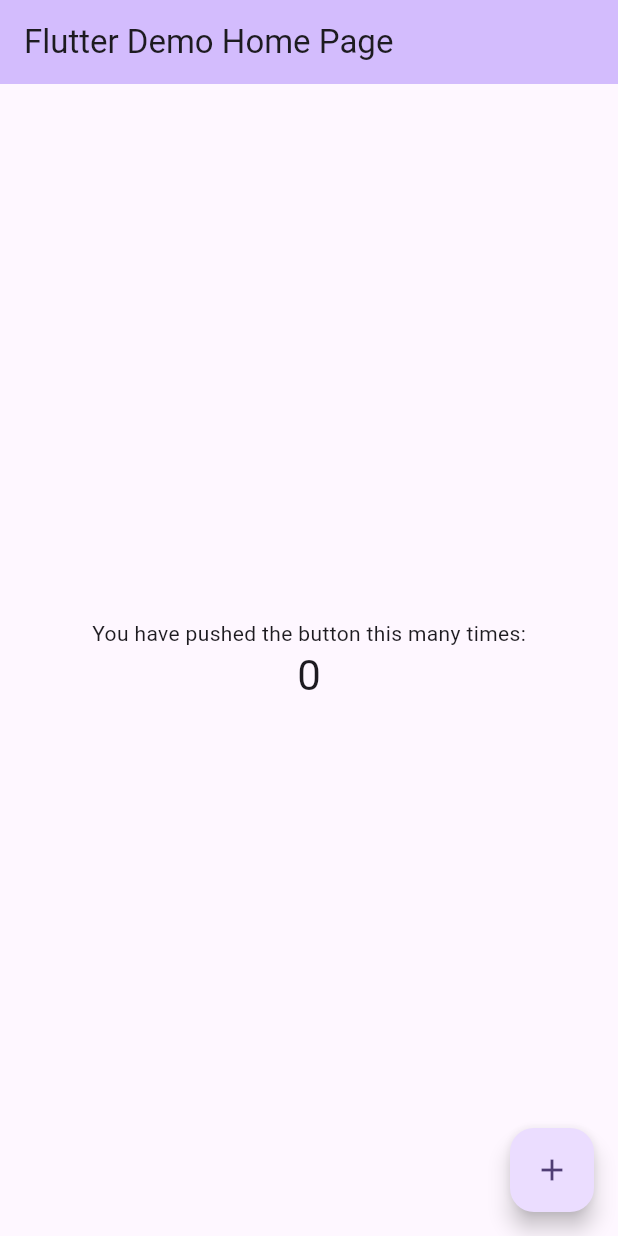
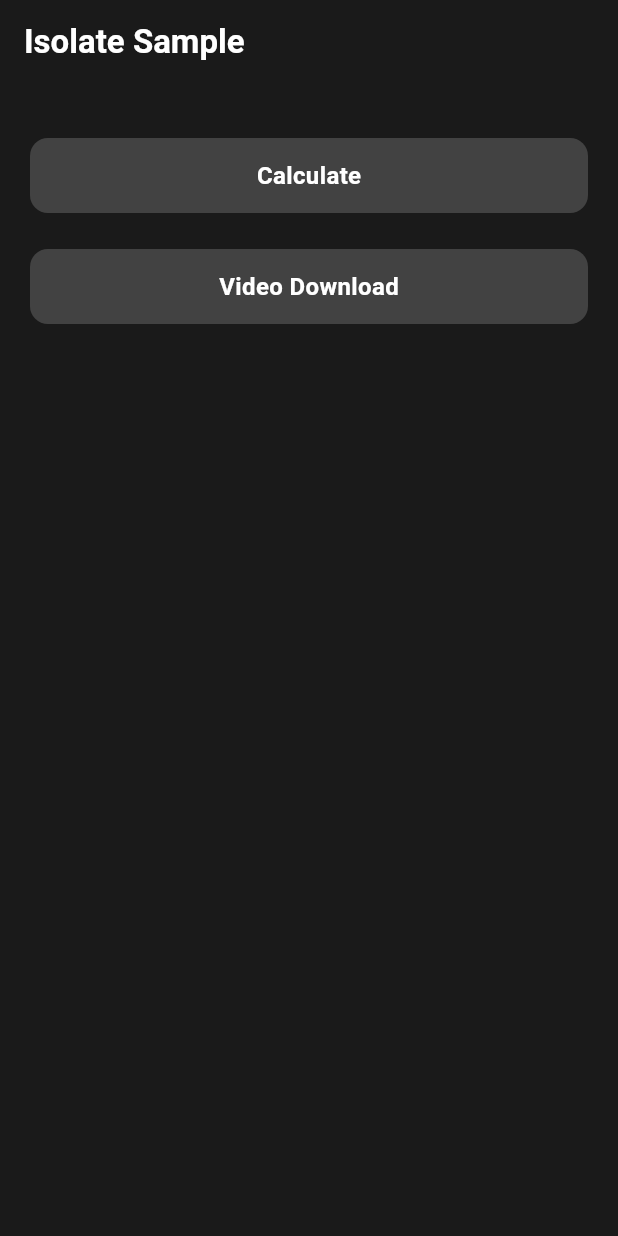
Before and after one commit to boglbbogl/flutter_samples, a Flutter app: the screen it shows after launch, on a phone screen of 412 x 824 dp. Run offline on Flutter 3.47's test engine with Material 3 defaults, Android fonts, the phone set to English and light mode, and no system bars.

Commit message:
sample isolate calculation

```diff
--- /dev/null
+++ b/isolate_example/lib/appbar_widget.dart
@@ -0,0 +1,38 @@
+import 'package:flutter/material.dart';
+
+class AppbarWidget extends StatelessWidget implements PreferredSizeWidget {
+  final String title;
+  final bool isLeading;
+  const AppbarWidget({
+    super.key,
+    required this.title,
+    this.isLeading = true,
+  });
+
+  @override
+  Widget build(BuildContext context) {
+    return AppBar(
+      backgroundColor: const Color.fromRGBO(26, 26, 26, 1),
+      centerTitle: false,
+      title: Text(
+        title,
+        style: const TextStyle(
+          fontWeight: FontWeight.bold,
+          color: Colors.white,
+        ),
+      ),
+      leading: isLeading
+          ? GestureDetector(
+              onTap: () => Navigator.of(context).pop(),
+              child: const Icon(
+                Icons.arrow_back_ios_new_rounded,
+                color: Colors.white,
+              ),
+            )
+          : null,
+    );
+  }
+
+  @override
+  Size get preferredSize => const Size.fromHeight(56);
+}
--- a/isolate_example/lib/main.dart
+++ b/isolate_example/lib/main.dart
@@ -1,125 +1,62 @@
 import 'package:flutter/material.dart';
+import 'package:isolate_example/appbar_widget.dart';
+import 'package:isolate_example/calculate_page.dart';
+import 'package:isolate_example/video_download_page.dart';
 
 void main() {
-  runApp(const MyApp());
+  runApp(const MaterialApp(
+    home: App(),
+  ));
 }
 
-class MyApp extends StatelessWidget {
-  const MyApp({super.key});
+class App extends StatefulWidget {
+  const App({super.key});
 
-  // This widget is the root of your application.
+  @override
+  State<App> createState() => _AppState();
+}
+
+class _AppState extends State<App> {
   @override
   Widget build(BuildContext context) {
-    return MaterialApp(
-      title: 'Flutter Demo',
-      theme: ThemeData(
-        // This is the theme of your application.
-        //
-        // TRY THIS: Try running your application with "flutter run". You'll see
-        // the application has a purple toolbar. Then, without quitting the app,
-        // try changing the seedColor in the colorScheme below to Colors.green
-        // and then invoke "hot reload" (save your changes or press the "hot
-        // reload" button in a Flutter-supported IDE, or press "r" if you used
-        // the command line to start the app).
-        //
-        // Notice that the counter didn't reset back to zero; the application
-        // state is not lost during the reload. To reset the state, use hot
-        // restart instead.
-        //
-        // This works for code too, not just values: Most code changes can be
-        // tested with just a hot reload.
-        colorScheme: ColorScheme.fromSeed(seedColor: Colors.deepPurple),
-        useMaterial3: true,
+    return Scaffold(
+      backgroundColor: const Color.fromRGBO(26, 26, 26, 1),
+      appBar: const AppbarWidget(
+        title: "Isolate Sample",
+        isLeading: false,
       ),
-      home: const MyHomePage(title: 'Flutter Demo Home Page'),
+      body: ListView(
+        children: [
+          const SizedBox(height: 24),
+          _button("Calculate", const CalculatePage()),
+          _button("Video Download", const VideoDownloadPage()),
+        ],
+      ),
+    );
+  }
+
+  GestureDetector _button(String title, Widget widget) {
+    return GestureDetector(
+      onTap: () {
+        Navigator.of(context).push(MaterialPageRoute(builder: (_) => widget));
+      },
+      child: Container(
+        margin: const EdgeInsets.symmetric(horizontal: 20, vertical: 12),
+        height: 50,
+        decoration: BoxDecoration(
+          borderRadius: BorderRadius.circular(12),
+          color: const Color.fromRGBO(66, 66, 66, 1),
+        ),
+        alignment: Alignment.center,
+        child: Text(
+          title,
+          style: const TextStyle(
+            fontWeight: FontWeight.bold,
+            fontSize: 16,
+            color: Colors.white,
+          ),
+        ),
+      ),
     );
   }
 }
-
-class MyHomePage extends StatefulWidget {
-  const MyHomePage({super.key, required this.title});
-
-  // This widget is the home page of your application. It is stateful, meaning
-  // that it has a State object (defined below) that contains fields that affect
-  // how it looks.
-
-  // This class is the configuration for the state. It holds the values (in this
-  // case the title) provided by the parent (in this case the App widget) and
-  // used by the build method of the State. Fields in a Widget subclass are
-  // always marked "final".
-
-  final String title;
-
-  @override
-  State<MyHomePage> createState() => _MyHomePageState();
-}
-
-class _MyHomePageState extends State<MyHomePage> {
-  int _counter = 0;
-
-  void _incrementCounter() {
-    setState(() {
-      // This call to setState tells the Flutter framework that something has
-      // changed in this State, which causes it to rerun the build method below
-      // so that the display can reflect the updated values. If we changed
-      // _counter without calling setState(), then the build method would not be
-      // called again, and so nothing would appear to happen.
-      _counter++;
-    });
-  }
-
-  @override
-  Widget build(BuildContext context) {
-    // This method is rerun every time setState is called, for instance as done
-    // by the _incrementCounter method above.
-    //
-    // The Flutter framework has been optimized to make rerunning build methods
-    // fast, so that you can just rebuild anything that needs updating rather
-    // than having to individually change instances of widgets.
-    return Scaffold(
-      appBar: AppBar(
-        // TRY THIS: Try changing the color here to a specific color (to
-        // Colors.amber, perhaps?) and trigger a hot reload to see the AppBar
-        // change color while the other colors stay the same.
-        backgroundColor: Theme.of(context).colorScheme.inversePrimary,
-        // Here we take the value from the MyHomePage object that was created by
-        // the App.build method, and use it to set our appbar title.
-        title: Text(widget.title),
-      ),
-      body: Center(
-        // Center is a layout widget. It takes a single child and positions it
-        // in the middle of the parent.
-        child: Column(
-          // Column is also a layout widget. It takes a list of children and
-          // arranges them vertically. By default, it sizes itself to fit its
-          // children horizontally, and tries to be as tall as its parent.
-          //
-          // Column has various properties to control how it sizes itself and
-          // how it positions its children. Here we use mainAxisAlignment to
-          // center the children vertically; the main axis here is the vertical
-          // axis because Columns are vertical (the cross axis would be
-          // horizontal).
-          //
-          // TRY THIS: Invoke "debug painting" (choose the "Toggle Debug Paint"
-          // action in the IDE, or press "p" in the console), to see the
-          // wireframe for each widget.
-          mainAxisAlignment: MainAxisAlignment.center,
-          children: <Widget>[
-            const Text(
-              'You have pushed the button this many times:',
-            ),
-            Text(
-              '$_counter',
-              style: Theme.of(context).textTheme.headlineMedium,
-            ),
-          ],
-        ),
-      ),
-      floatingActionButton: FloatingActionButton(
-        onPressed: _incrementCounter,
-        tooltip: 'Increment',
-        child: const Icon(Icons.add),
-      ), // This trailing comma makes auto-formatting nicer for build methods.
-    );
-  }
-}
--- a/isolate_example/pubspec.yaml
+++ b/isolate_example/pubspec.yaml
@@ -35,6 +35,7 @@ dependencies:
   # The following adds the Cupertino Icons font to your application.
   # Use with the CupertinoIcons class for iOS style icons.
   cupertino_icons: ^1.0.6
+  http: ^1.2.2
 
 dev_dependencies:
   flutter_test:
```
Also changed, not shown: isolate_example/lib/calculate_page.dart (added, +132 -0 lines), isolate_example/lib/video_download_page.dart (added, +19 -0 lines), isolate_example/pubspec.lock, 1 other file.
